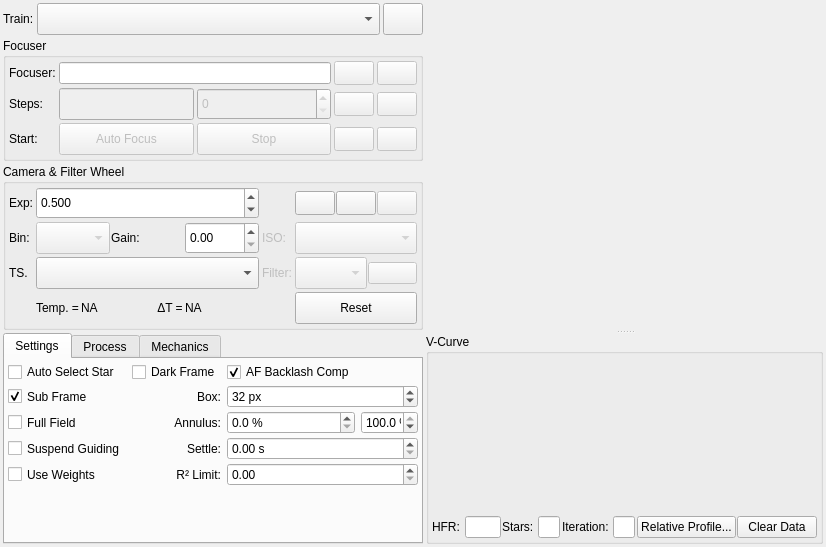
First picture: the form in kstars/ekos/focus/focus.ui, repository KDE/kstars, before the edit.
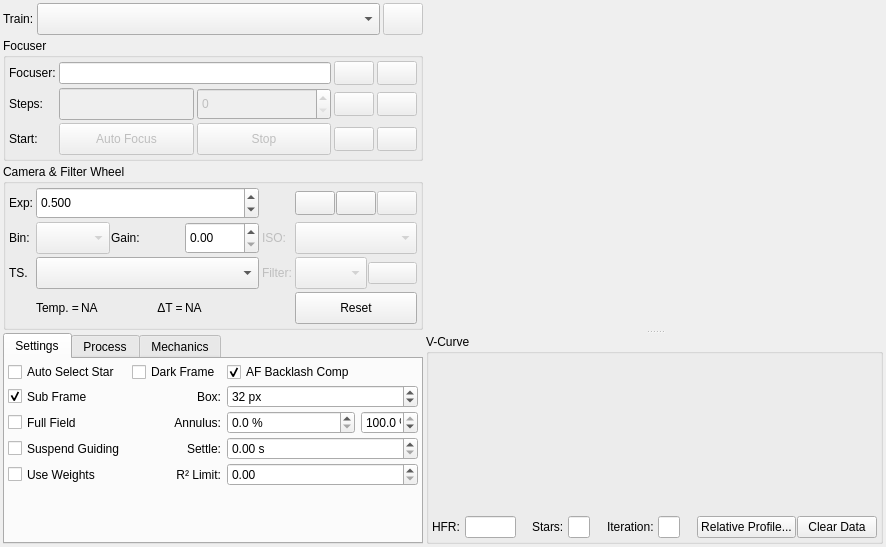
Second picture: the form after the edit. Icons and pictures are not drawn. Custom widgets are drawn as their Qt base class.

```diff
--- a/kstars/ekos/focus/focus.ui
+++ b/kstars/ekos/focus/focus.ui
@@ -2,11 +2,14 @@
 <ui version="4.0">
  <class>Focus</class>
  <widget class="QWidget" name="Focus">
+  <property name="enabled">
+   <bool>true</bool>
+  </property>
   <property name="geometry">
    <rect>
     <x>0</x>
     <y>0</y>
-    <width>826</width>
+    <width>886</width>
     <height>547</height>
    </rect>
   </property>
@@ -64,6 +67,9 @@
        </item>
        <item>
         <widget class="QPushButton" name="trainB">
+         <property name="enabled">
+          <bool>false</bool>
+         </property>
          <property name="minimumSize">
           <size>
            <width>24</width>
```
